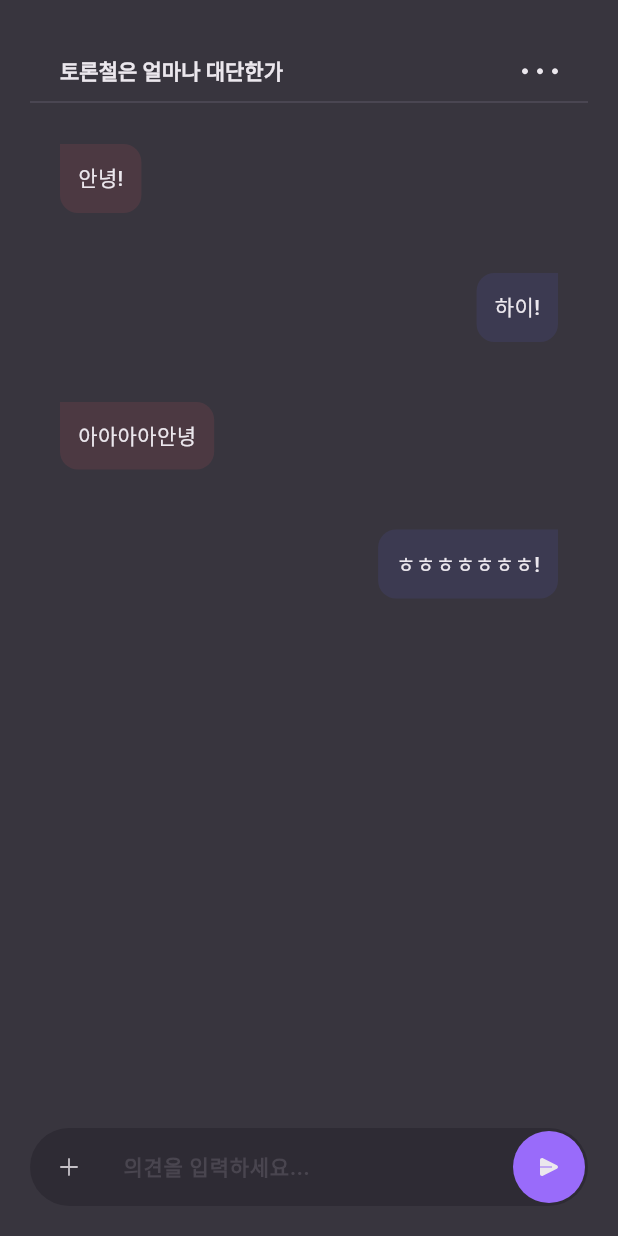
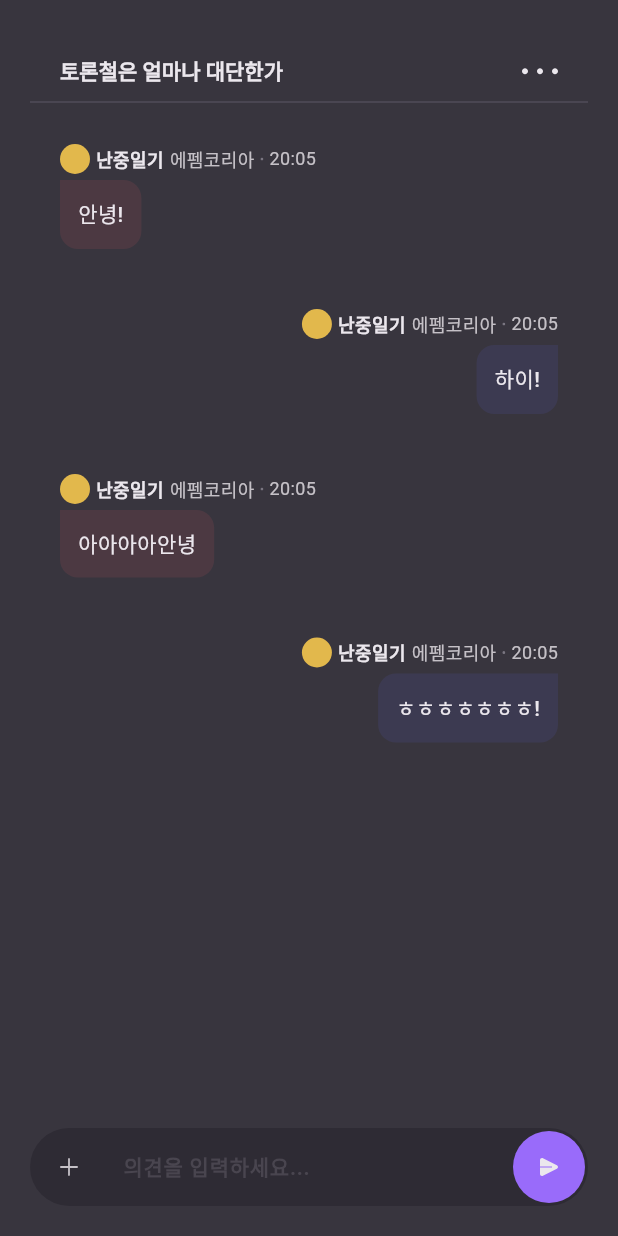
Before and after one commit to Debate-Season/DebateSeason_Frontend_V1, a Flutter app: the ChatRoomScreen screen opened by its route, on a phone screen of 412 x 824 dp. Run offline on Flutter 3.47's test engine with Material 3 defaults, Android fonts, the phone set to English and light mode, and no system bars; our stand-ins replace firebase_core, flutter_dotenv, flutter_secure_storage, flutter_svg, get, logger and 1 more; missing offline and left inert: kakao_flutter_sdk_user, stomp_dart_client; accounts and stored records are empty; Roboto replaces fonts that are missing (Pretendard).

Commit message:
feat #38 메세지 버블에 발신자 정보 출력

```diff
--- a/lib/features/chat/presentation/widgets/message_bubble.dart
+++ b/lib/features/chat/presentation/widgets/message_bubble.dart
@@ -1,8 +1,11 @@
 import 'package:debateseason_frontend_v1/core/constants/color.dart';
 import 'package:debateseason_frontend_v1/core/constants/dimensions.dart';
+import 'package:debateseason_frontend_v1/core/constants/gaps.dart';
 import 'package:debateseason_frontend_v1/core/constants/text_style.dart';
 import 'package:debateseason_frontend_v1/features/chat/data/models/request/message_request.dart';
+import 'package:debateseason_frontend_v1/widgets/de_text.dart';
 import 'package:flutter/material.dart';
+import 'package:flutter_svg/svg.dart';
 
 class MessageBubble extends StatelessWidget {
   final MessageRequest message;
@@ -22,10 +25,25 @@ class MessageBubble extends StatelessWidget {
       bottomRight: Radius.circular(12.0),
     );
 
-    return Align(
-      alignment: alignment,
-      child: Container(
-        margin: Dimensions.all20,
+    Widget msgHeader() {
+      return Row(
+        mainAxisSize: MainAxisSize.min,
+        children: [
+          _myProfile(),
+          Gaps.h4,
+          _myId(),
+          Gaps.h4,
+          _myCommunity(),
+          Gaps.h4,
+          SvgPicture.asset('assets/icons/ic_dot_grey50.svg'),
+          Gaps.h4,
+          _sendTime(),
+        ],
+      );
+    }
+
+    Widget msgBody() {
+      return Container(
         padding: Dimensions.all12,
         decoration: BoxDecoration(
           color: backgroundColor,
@@ -35,7 +53,46 @@ class MessageBubble extends StatelessWidget {
           message.content,
           style: body14M,
         ),
+      );
+    }
+
+    return Container(
+      margin: Dimensions.all20,
+      child: Column(
+        children: [
+          Align(
+            alignment: alignment,
+            child: msgHeader(),),
+          Gaps.v4,
+          Align(
+            alignment: alignment,
+            child: msgBody(),
+          ),
+        ],
+      ),
+    );
+  }
+
+  Widget _myProfile() {
+    return Container(
+      width: 20,
+      height: 20,
+      decoration: BoxDecoration(
+        color: Color(0xFFE2B84C),
+        borderRadius: BorderRadius.circular(50),
       )
     );
   }
+
+  Widget _myId() {
+    return DeText('난중일기', style: cation12SB.copyWith(color: grey10),);
+  }
+
+  Widget _myCommunity() {
+    return DeText('에펨코리아', style: cation12R.copyWith(color: grey30),);
+  }
+
+  Widget _sendTime() {
+    return DeText('20:05', style: cation12R.copyWith(color: grey30),);
+  }
 }
```
Also changed, not shown: assets/icons/ic_dot_grey50.svg (added).
